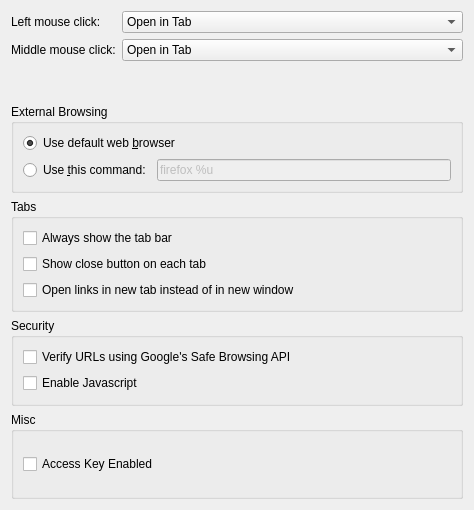
Qt form configuration/ui/settings_browser.ui (KDE/akregator) before a commit.
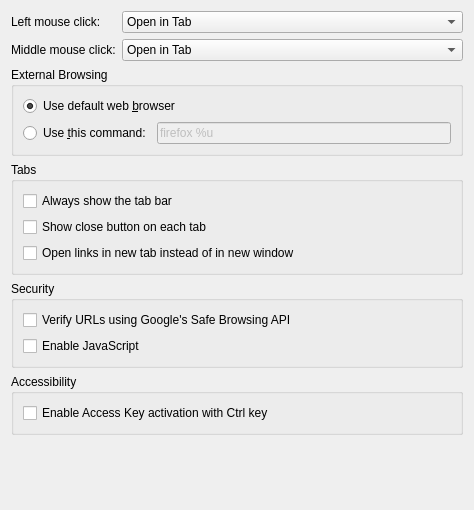
The same form after that commit.

Commit message:
Configure Browser page: Improve wording of some UI strings
Correct capitalisation of "JavaScript"
Access Key option as in Konqueror settings
Group box title to better describe its function
Add final stretch item so that last group box does not expand

I18N:

What changed in the file:
```diff
--- a/configuration/ui/settings_browser.ui
+++ b/configuration/ui/settings_browser.ui
@@ -150,7 +150,7 @@
       <item>
        <widget class="QCheckBox" name="kcfg_EnableJavascript">
         <property name="text">
-         <string>Enable Javascript</string>
+         <string>Enable JavaScript</string>
         </property>
        </widget>
       </item>
@@ -160,19 +160,32 @@
    <item>
     <widget class="QGroupBox" name="groupBox_2">
      <property name="title">
-      <string>Misc</string>
+      <string>Accessibility</string>
      </property>
      <layout class="QVBoxLayout" name="verticalLayout_4">
       <item>
        <widget class="QCheckBox" name="kcfg_AccessKeyEnabled">
         <property name="text">
-         <string>Access Key Enabled</string>
+         <string>Enable Access Key activation with Ctrl key</string>
         </property>
        </widget>
       </item>
      </layout>
     </widget>
    </item>
+   <item>
+    <spacer name="verticalSpacer">
+     <property name="orientation">
+      <enum>Qt::Vertical</enum>
+     </property>
+     <property name="sizeHint" stdset="0">
+      <size>
+       <width>20</width>
+       <height>40</height>
+      </size>
+     </property>
+    </spacer>
+   </item>
   </layout>
  </widget>
  <resources/>
```
The commit also changes 1 other file.
